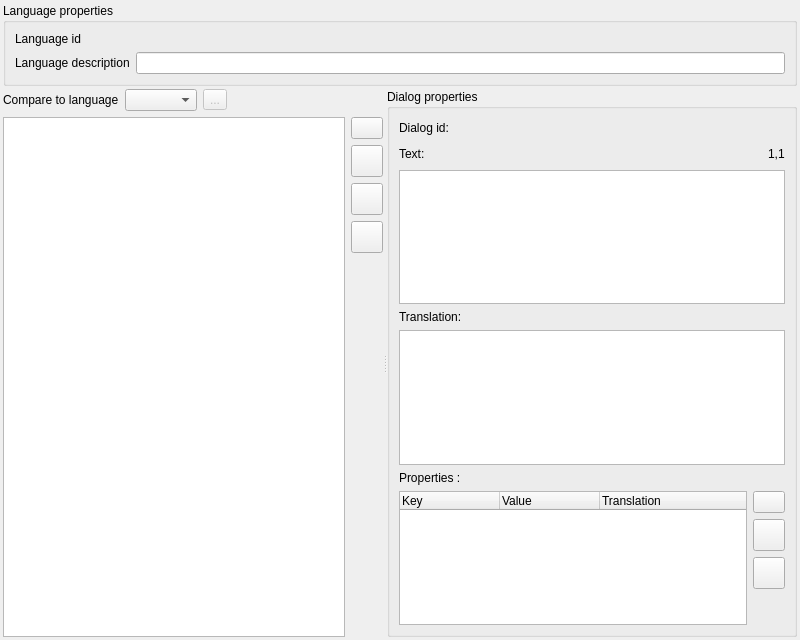
First picture: the form in src/widgets/dialogs_editor.ui, repository Kangie/solarus, before the edit.
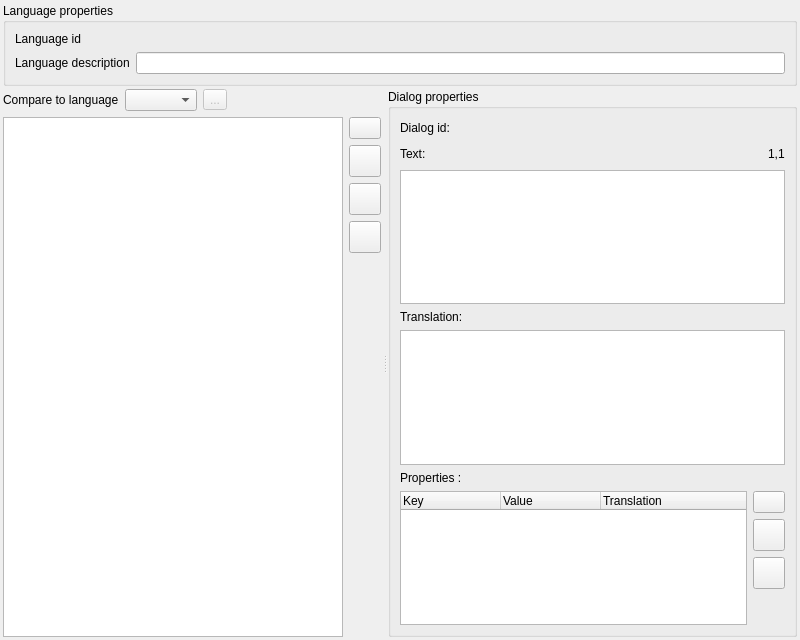
Second picture: the form after the edit. Icons and pictures are not drawn. Custom widgets are drawn as their Qt base class.

Commit message:
Fix splitter handle sizes
Qlementine seems to have a default splitter handle size of 0.

Patch:
```diff
--- a/src/widgets/dialogs_editor.ui
+++ b/src/widgets/dialogs_editor.ui
@@ -86,6 +86,9 @@
      <property name="orientation">
       <enum>Qt::Horizontal</enum>
      </property>
+     <property name="handleWidth">
+      <number>7</number>
+     </property>
      <widget class="QWidget" name="layoutWidget">
       <layout class="QVBoxLayout" name="verticalLayout_4">
        <item>
```
The commit also changes 6 other files.
